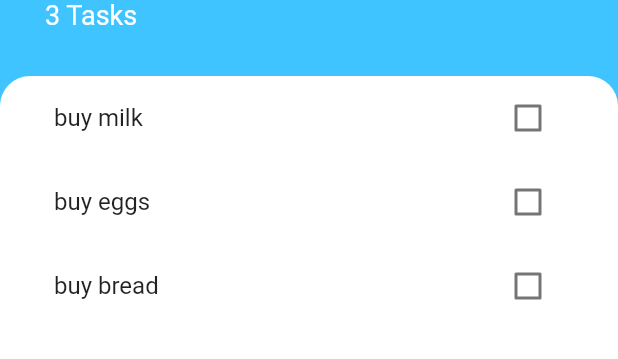
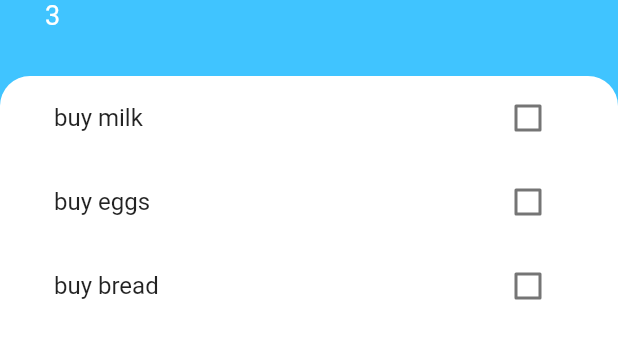
Before and after one commit to ritchiedw/todoey_flutter, a Flutter app: the screen it shows after launch, on a phone screen of 412 x 824 dp, the part 284-643 px from its top. Run offline on Flutter 3.47's test engine with Material 2 defaults, Android fonts, the phone set to English and light mode, and no system bars.

Commit message:
introducing provider and consumer widgets

```diff
--- a/lib/main.dart
+++ b/lib/main.dart
@@ -1,13 +1,18 @@
 import 'package:flutter/material.dart';
 import 'package:todoey_flutter/screens/tasks_screen.dart';
+import 'package:provider/provider.dart';
+import 'package:todoey_flutter/models/task_data.dart';
 
 void main() => runApp(MyApp());
 
 class MyApp extends StatelessWidget {
   @override
   Widget build(BuildContext context) {
-    return MaterialApp(
-      home: TasksScreen(),
+    return ChangeNotifierProvider(
+      builder: (context) => TaskData(),
+      child: MaterialApp(
+        home: TasksScreen(),
+      ),
     );
   }
 }
--- /dev/null
+++ b/lib/models/task_data.dart
@@ -0,0 +1,15 @@
+import 'package:flutter/foundation.dart';
+import 'package:todoey_flutter/models/task.dart';
+
+class TaskData extends ChangeNotifier {
+  //
+  List<Task> tasks = [
+    Task(name: 'buy milk'),
+    Task(name: 'buy eggs'),
+    Task(name: 'buy bread'),
+  ];
+
+  int get taskCount {
+    return tasks.length;
+  }
+}
--- a/lib/screens/tasks_screen.dart
+++ b/lib/screens/tasks_screen.dart
@@ -1,21 +1,11 @@
 import 'package:flutter/material.dart';
 import 'package:flutter/painting.dart';
+import 'package:provider/provider.dart';
+import 'package:todoey_flutter/models/task_data.dart';
 import 'package:todoey_flutter/widget/tasks_list.dart';
 import 'package:todoey_flutter/screens/add_task_screen.dart';
-import 'package:todoey_flutter/models/task.dart';
 
-class TasksScreen extends StatefulWidget {
-  @override
-  _TasksScreenState createState() => _TasksScreenState();
-}
-
-class _TasksScreenState extends State<TasksScreen> {
-  List<Task> tasks = [
-    Task(name: 'buy milk'),
-    Task(name: 'buy eggs'),
-    Task(name: 'buy bread'),
-  ];
-
+class TasksScreen extends StatelessWidget {
   @override
   Widget build(BuildContext context) {
     return Scaffold(
@@ -25,14 +15,14 @@ class _TasksScreenState extends State<TasksScreen> {
           showModalBottomSheet(
             context: context,
             builder: (context) => AddTaskScreen((newTaskTitle) {
-              print('tasks_screen: $newTaskTitle');
-              setState(() {
-                tasks.add(Task(
-                  name: newTaskTitle,
-                ));
-              });
-              Navigator.pop(context);
-            }),
+                  print('tasks_screen: $newTaskTitle');
+//                  setState(() {
+//                    tasks.add(Task(
+//                      name: newTaskTitle,
+//                    ));
+//                  });
+                  Navigator.pop(context);
+                }),
           );
         },
         backgroundColor: Colors.lightBlueAccent,
@@ -74,7 +64,9 @@ class _TasksScreenState extends State<TasksScreen> {
                   ),
                 ),
                 Text(
-                  '${tasks.length} Tasks',
+                  //
+                  '${Provider.of<TaskData>(context).taskCount}',
+                  //'${tasks.length} Tasks',
                   style: TextStyle(
                     color: Colors.white,
                     fontSize: 18.0,
@@ -94,7 +86,7 @@ class _TasksScreenState extends State<TasksScreen> {
                   topRight: Radius.circular(20.0),
                 ),
               ),
-              child: TasksList(tasks),
+              child: TasksList(),
             ),
           ),
         ],
--- a/lib/widget/tasks_list.dart
+++ b/lib/widget/tasks_list.dart
@@ -1,32 +1,30 @@
 import 'package:flutter/material.dart';
 import 'package:todoey_flutter/widget/task_tile.dart';
-import 'package:todoey_flutter/models/task.dart';
+import 'package:provider/provider.dart';
+import 'package:todoey_flutter/models/task_data.dart';
 
-class TasksList extends StatefulWidget {
-  final List<Task> tasks;
-
-  TasksList(this.tasks);
-
-  @override
-  _TasksListState createState() => _TasksListState();
-}
-
-class _TasksListState extends State<TasksList> {
+class TasksList extends StatelessWidget {
   @override
   Widget build(BuildContext context) {
+    return Consumer<TaskData>(builder: (
+      context,
+      taskData,
+      child,
+    ) {
       return ListView.builder(
         itemBuilder: (context, index) {
           return TaskTile(
-          isChecked: widget.tasks[index].isDone,
-          taskTitle: widget.tasks[index].name,
+            isChecked: taskData.tasks[index].isDone,
+            taskTitle: taskData.tasks[index].name,
             checkboxCallback: (checkboxState) {
-            setState(() {
-              widget.tasks[index].toggleDone();
-            });
+//            setState(() {
+//              Provider.of<TaskData>(context).tasks[index].toggleDone();
+//            });
             },
           );
         },
-      itemCount: widget.tasks.length,
+        itemCount: taskData.taskCount,
       );
+    });
   }
 }
--- a/pubspec.yaml
+++ b/pubspec.yaml
@@ -23,6 +23,7 @@ dependencies:
   # The following adds the Cupertino Icons font to your application.
   # Use with the CupertinoIcons class for iOS style icons.
   cupertino_icons: ^0.1.2
+  provider: ^3.1.0
 
 dev_dependencies:
   flutter_test:
```
Lines whose indentation alone changed are shown as unchanged.
